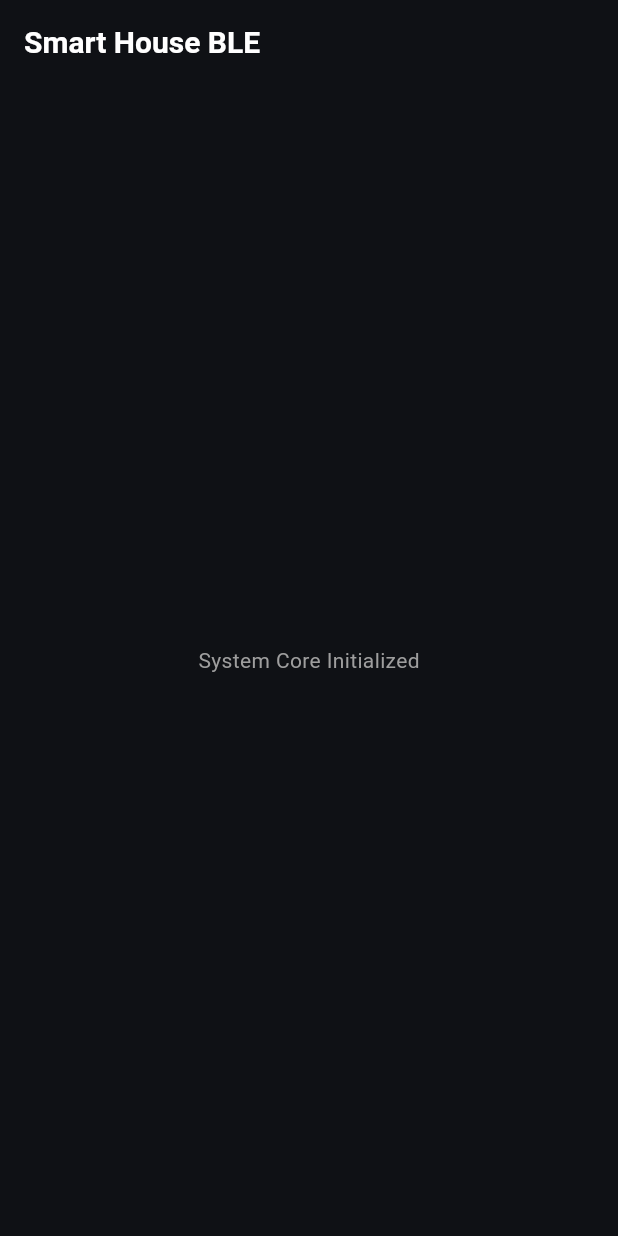
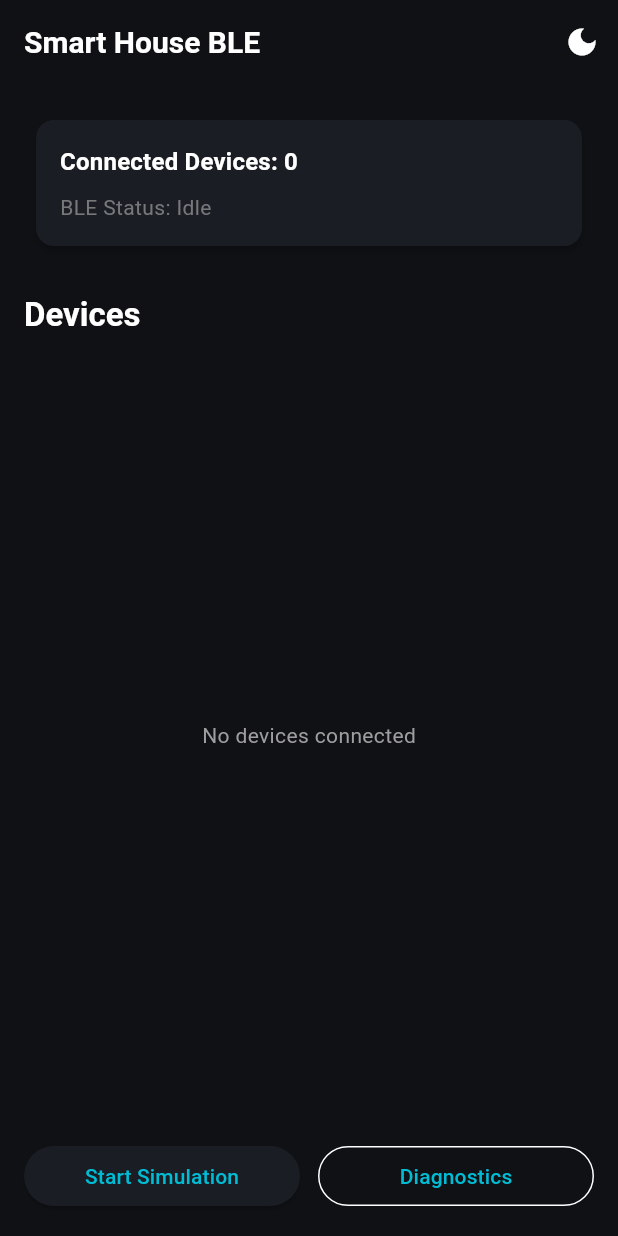
Before and after one commit to DevD-user/smart_house_ble, a Flutter app: the screen it shows after launch, on a phone screen of 412 x 824 dp. Run offline on Flutter 3.47's test engine with Material 3 defaults, Android fonts, the phone set to English and light mode, and no system bars.

Commit message:
Built dashboard architecture and UI foundation

```diff
--- a/lib/main.dart
+++ b/lib/main.dart
@@ -1,6 +1,7 @@
 import 'package:flutter/material.dart';
 import 'package:provider/provider.dart';
 
+import 'screens/dashboard_screen.dart';
 import 'state/connection/connection_provider.dart';
 import 'state/device/device_provider.dart';
 import 'state/theme/theme_provider.dart';
@@ -26,21 +27,14 @@ class SmartHouseApp extends StatelessWidget {
   @override
   Widget build(BuildContext context) {
     final themeProvider = Provider.of<ThemeProvider>(context);
-    final theme = themeProvider.isDarkMode ? AppTheme.darkTheme : AppTheme.lightTheme;
+    final theme = themeProvider.isDarkMode
+        ? AppTheme.darkTheme
+        : AppTheme.lightTheme;
 
     return MaterialApp(
       debugShowCheckedModeBanner: false,
       theme: theme,
-      home: Scaffold(
-        appBar: AppBar(
-          title: const Text('Smart House BLE'),
-        ),
-        body: const Center(
-          child: Text(
-            'System Core Initialized',
-          ),
-        ),
-      ),
+      home: const DashboardScreen(),
     );
   }
 }
--- /dev/null
+++ b/lib/screens/dashboard_screen.dart
@@ -0,0 +1,181 @@
+import 'package:flutter/material.dart';
+import 'package:provider/provider.dart';
+
+import '../state/connection/connection_provider.dart';
+import '../state/device/device_provider.dart';
+import '../state/theme/theme_provider.dart';
+
+/// The main dashboard screen showing BLE status and connected smart devices.
+class DashboardScreen extends StatelessWidget {
+  const DashboardScreen({super.key});
+
+  @override
+  Widget build(BuildContext context) {
+    final theme = Theme.of(context);
+
+    return Scaffold(
+      appBar: AppBar(
+        title: const Text('Smart House BLE'),
+        actions: [
+          IconButton(
+            icon: const Icon(Icons.dark_mode),
+            onPressed: () {
+              Provider.of<ThemeProvider>(context, listen: false).toggleTheme();
+            },
+            tooltip: 'Toggle Theme',
+          ),
+        ],
+      ),
+      body: SafeArea(
+        child: Padding(
+          padding: const EdgeInsets.all(16.0),
+          child: Column(
+            crossAxisAlignment: CrossAxisAlignment.start,
+            children: [
+              // 1. Connection Status Card
+              Consumer<ConnectionProvider>(
+                builder: (context, connectionProvider, child) {
+                  final statusText = _getBleStatusText(connectionProvider.connectionState);
+                  return SizedBox(
+                    width: double.infinity,
+                    child: Card(
+                      child: Padding(
+                        padding: const EdgeInsets.all(16.0),
+                        child: Column(
+                          crossAxisAlignment: CrossAxisAlignment.start,
+                          children: [
+                            Text(
+                              'Connected Devices: ${connectionProvider.connectedDeviceCount}',
+                              style: theme.textTheme.titleMedium?.copyWith(
+                                fontWeight: FontWeight.w600,
+                              ),
+                            ),
+                            const SizedBox(height: 8),
+                            Text(
+                              'BLE Status: $statusText',
+                              style: theme.textTheme.bodyMedium?.copyWith(
+                                color: theme.textTheme.bodyMedium?.color?.withValues(alpha: 0.7),
+                              ),
+                            ),
+                          ],
+                        ),
+                      ),
+                    ),
+                  );
+                },
+              ),
+              const SizedBox(height: 24),
+
+              // 2. Section Title: Devices
+              Text(
+                'Devices',
+                style: theme.textTheme.titleLarge?.copyWith(
+                  fontWeight: FontWeight.bold,
+                ),
+              ),
+              const SizedBox(height: 12),
+
+              // 3. Dynamic Devices List
+              Expanded(
+                child: Consumer<DeviceProvider>(
+                  builder: (context, deviceProvider, child) {
+                    final devicesList = deviceProvider.devices.values.toList();
+
+                    if (devicesList.isEmpty) {
+                      return const Center(
+                        child: Text('No devices connected'),
+                      );
+                    }
+
+                    return ListView.builder(
+                      itemCount: devicesList.length,
+                      itemBuilder: (context, index) {
+                        // Creating a temporary Card widget for each device
+                        return Card(
+                          margin: const EdgeInsets.symmetric(vertical: 6.0),
+                          child: Padding(
+                            padding: const EdgeInsets.all(16.0),
+                            child: Column(
+                              crossAxisAlignment: CrossAxisAlignment.start,
+                              children: [
+                                Text(
+                                  'Device Name Placeholder',
+                                  style: theme.textTheme.titleMedium?.copyWith(
+                                    fontWeight: FontWeight.w600,
+                                  ),
+                                ),
+                                const SizedBox(height: 6),
+                                Row(
+                                  mainAxisAlignment: MainAxisAlignment.spaceBetween,
+                                  children: [
+                                    Text(
+                                      'Status Placeholder',
+                                      style: theme.textTheme.bodyMedium?.copyWith(
+                                        color: theme.textTheme.bodyMedium?.color?.withValues(alpha: 0.6),
+                                      ),
+                                    ),
+                                    Text(
+                                      'Voltage Placeholder',
+                                      style: theme.textTheme.bodyMedium?.copyWith(
+                                        fontWeight: FontWeight.bold,
+                                      ),
+                                    ),
+                                  ],
+                                ),
+                              ],
+                            ),
+                          ),
+                        );
+                      },
+                    );
+                  },
+                ),
+              ),
+              const SizedBox(height: 16),
+
+              // 4. Bottom Buttons Row
+              Row(
+                children: [
+                  Expanded(
+                    child: ElevatedButton(
+                      onPressed: () {
+                        // No onPressed logic yet
+                      },
+                      child: const Text('Start Simulation'),
+                    ),
+                  ),
+                  const SizedBox(width: 12),
+                  Expanded(
+                    child: OutlinedButton(
+                      onPressed: () {
+                        // No navigation yet
+                      },
+                      child: const Text('Diagnostics'),
+                    ),
+                  ),
+                ],
+              ),
+            ],
+          ),
+        ),
+      ),
+    );
+  }
+
+  String _getBleStatusText(BleConnectionState state) {
+    switch (state) {
+      case BleConnectionState.idle:
+        return 'Idle';
+      case BleConnectionState.scanning:
+        return 'Scanning';
+      case BleConnectionState.connecting:
+        return 'Connecting';
+      case BleConnectionState.connected:
+        return 'Connected';
+      case BleConnectionState.reconnecting:
+        return 'Reconnecting';
+      case BleConnectionState.error:
+        return 'Error';
+    }
+  }
+}
```
Also changed, not shown: 1 other file.
